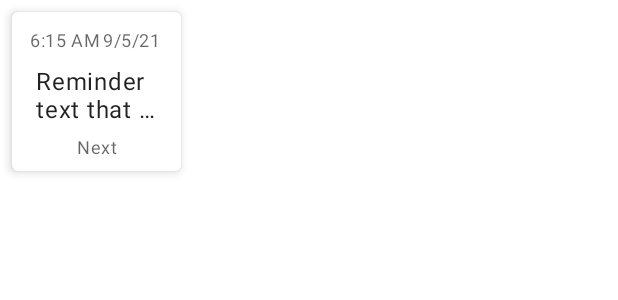
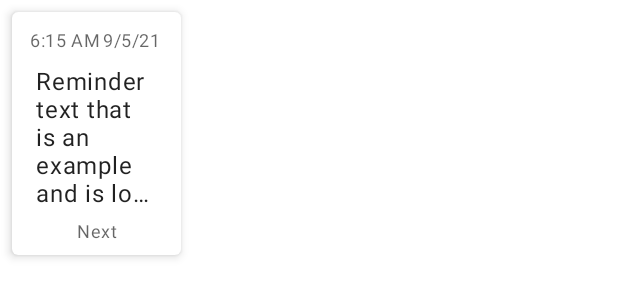
Before and after one commit to jtaylorsoftware/reminderapp, an Android app: the layout item_alarm.xml on its own in the app's theme, with its tools: preview values and no code run, on a phone screen of 412 x 824 dp. Shown: the top 300 px of the screen. Run offline under Robolectric (Android 15) with nearby library versions, the phone set to English and light mode, and no system bars.

Commit message:
Set maxLines and lines to 5

```diff
--- a/app/src/main/res/layout/item_alarm.xml
+++ b/app/src/main/res/layout/item_alarm.xml
@@ -55,10 +55,11 @@
                 android:layout_marginTop="4dp"
                 android:layout_marginBottom="4dp"
                 android:ellipsize="end"
-                android:maxLines="2"
                 android:paddingHorizontal="2dp"
                 android:paddingVertical="2dp"
-                android:scrollHorizontally="true"
+                android:scrollHorizontally="false"
+                android:maxLines="5"
+                android:lines="5"
                 android:text="@{description}"
                 app:layout_constraintBottom_toTopOf="@+id/text_item_alarm_daysUntil"
                 app:layout_constraintEnd_toEndOf="parent"
--- a/app/src/main/res/layout/item_history.xml
+++ b/app/src/main/res/layout/item_history.xml
@@ -49,6 +49,8 @@
                 android:paddingHorizontal="2dp"
                 android:paddingVertical="2dp"
                 android:scrollHorizontally="false"
+                android:maxLines="5"
+                android:lines="5"
                 android:text="@{history.description}"
                 app:layout_constraintBottom_toTopOf="@+id/text_history_placeholder"
                 app:layout_constraintEnd_toEndOf="parent"
--- a/app/src/main/res/layout/item_reminder.xml
+++ b/app/src/main/res/layout/item_reminder.xml
@@ -208,6 +208,8 @@
                 android:paddingHorizontal="2dp"
                 android:paddingVertical="2dp"
                 android:scrollHorizontally="false"
+                android:maxLines="5"
+                android:lines="5"
                 android:text="@{data.reminder.description}"
                 app:layout_constraintBottom_toTopOf="@+id/text_itemReminder_sunday"
                 app:layout_constraintEnd_toEndOf="parent"
```
